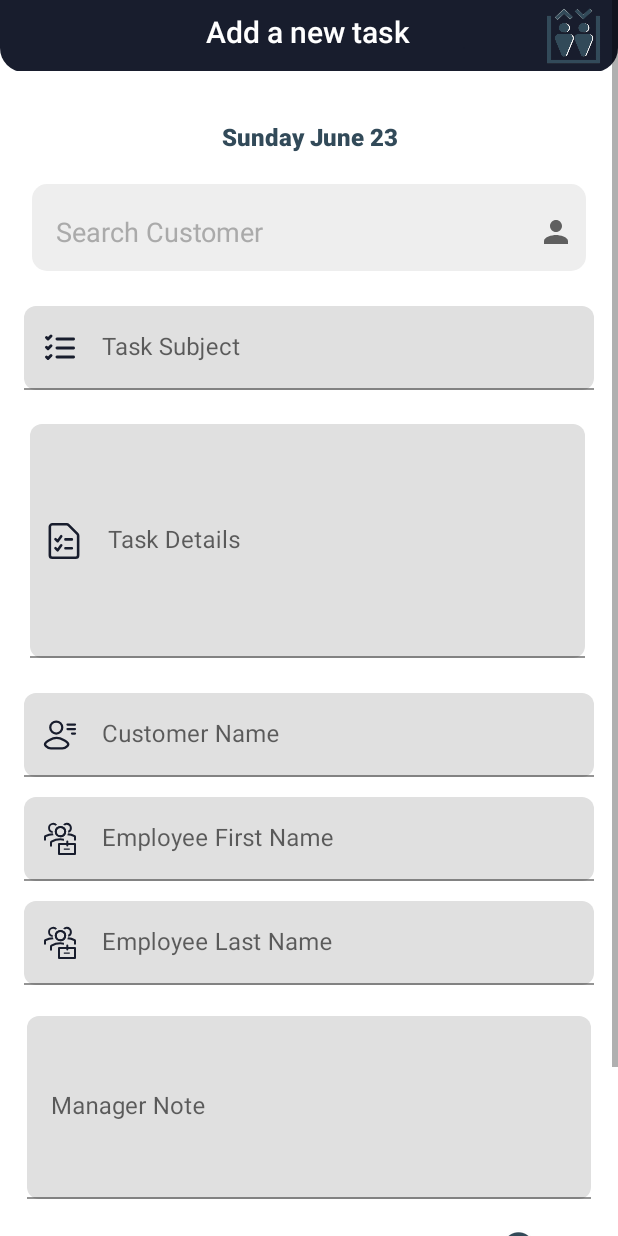
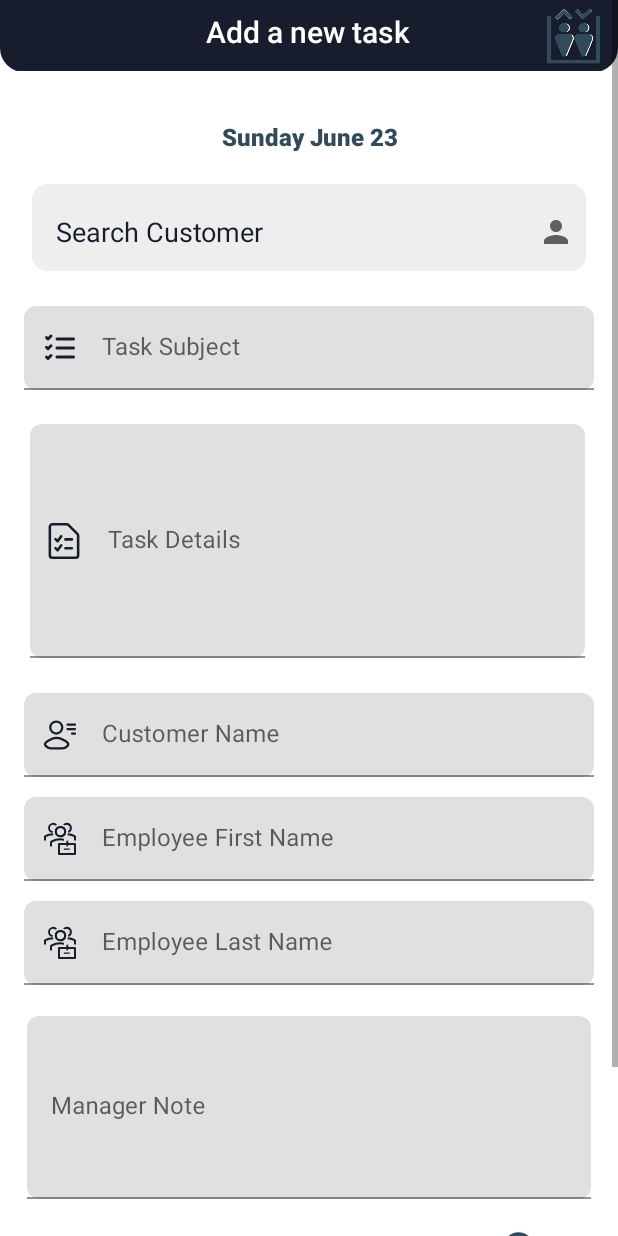
Before and after one commit to DanaAbueid/MEC_kotlin, an Android app: the layout fragment_add_task_for_manager.xml on its own in the app's theme, with its tools: preview values and no code run, on a phone screen of 412 x 824 dp. Run offline under Robolectric (Android 15) with nearby library versions, the phone set to English and light mode, and no system bars.

Commit message:
Maintain screen done

```diff
--- a/app/src/main/res/layout/fragment_add_task_for_manager.xml
+++ b/app/src/main/res/layout/fragment_add_task_for_manager.xml
@@ -15,6 +15,7 @@
             android:id="@+id/iv_header"
             android:layout_width="404dp"
             android:layout_height="143dp"
+            android:contentDescription="@string/todo"
             android:src="@drawable/rounded_filled_bg"
             app:layout_constraintBottom_toTopOf="@id/til_Subject"
             app:layout_constraintTop_toBottomOf="@id/toolbar"
@@ -54,8 +55,8 @@
                 android:inputType="text"
                 android:minHeight="48dp"
                 android:padding="8dp"
-                android:textColorHint="@color/semiGray"
-                tools:ignore="DuplicateSpeakableTextCheck,VisualLintTextFieldSize" />
+                android:textColorHint="@color/darkNavy"
+                tools:ignore="DuplicateSpeakableTextCheck,VisualLintTextFieldSize,TouchTargetSizeCheck" />
 
             <ImageButton
                 android:id="@+id/searchButton"
@@ -71,7 +72,7 @@
             android:id="@+id/til_Subject"
             style="@style/genericEditText"
             android:layout_marginTop="@dimen/_10sdp"
-            android:hint="Task Subject"
+            android:hint="@string/task_subject"
             app:layout_constraintBottom_toTopOf="@id/til_Details"
             app:layout_constraintEnd_toEndOf="parent"
             app:layout_constraintStart_toStartOf="parent"
@@ -80,7 +81,9 @@
             app:startIconDrawable="@drawable/fluent__task_list_24_filled"
             app:startIconTint="@color/darkNavy">
 
-            <com.google.android.material.textfield.TextInputEditText style="@style/genericMaterialTextInputEditText" />
+            <com.google.android.material.textfield.TextInputEditText
+                style="@style/genericMaterialTextInputEditText"
+                tools:ignore="TextContrastCheck" />
 
         </com.google.android.material.textfield.TextInputLayout>
 
@@ -91,7 +94,7 @@
             android:layout_height="175dp"
             android:layout_marginTop="@dimen/_10sdp"
             android:gravity="center_vertical"
-            android:hint="Task Details"
+            android:hint="@string/task_details"
             app:layout_constraintBottom_toTopOf="@id/til_customerName"
             app:layout_constraintEnd_toEndOf="parent"
             app:layout_constraintStart_toStartOf="parent"
@@ -104,7 +107,8 @@
                 android:layout_width="370dp"
                 android:layout_height="156dp"
                 android:gravity="center_vertical"
-                android:maxLines="0" />
+                android:maxLines="0"
+                tools:ignore="TextContrastCheck" />
 
         </com.google.android.material.textfield.TextInputLayout>
 
@@ -112,7 +116,7 @@
             android:id="@+id/til_customerName"
             style="@style/genericEditText"
             android:layout_marginTop="@dimen/_10sdp"
-            android:hint="Customer Name"
+            android:hint="@string/customer_name"
             app:layout_constraintBottom_toTopOf="@id/til_employee_firstName"
             app:layout_constraintEnd_toEndOf="parent"
             app:layout_constraintStart_toStartOf="parent"
@@ -130,7 +134,7 @@
             android:id="@+id/til_employee_firstName"
             style="@style/genericEditText"
             android:layout_marginTop="@dimen/_10sdp"
-            android:hint="Employee First Name"
+            android:hint="@string/employee_first_name"
             app:layout_constraintBottom_toTopOf="@id/til_employee_lastName"
             app:layout_constraintEnd_toEndOf="parent"
             app:layout_constraintStart_toStartOf="parent"
@@ -148,7 +152,7 @@
             android:id="@+id/til_employee_lastName"
             style="@style/genericEditText"
             android:layout_marginTop="@dimen/_10sdp"
-            android:hint="Employee Last Name"
+            android:hint="@string/employee_last_name"
             app:layout_constraintBottom_toTopOf="@id/til_managerNote"
             app:layout_constraintEnd_toEndOf="parent"
             app:layout_constraintStart_toStartOf="parent"
@@ -168,7 +172,7 @@
             android:layout_width="408dp"
             android:layout_height="137dp"
             android:layout_marginTop="@dimen/_10sdp"
-            android:hint="Manager Note"
+            android:hint="@string/manager_note"
             android:visibility="visible"
             app:layout_constraintBottom_toTopOf="@id/approval_switch"
             app:layout_constraintEnd_toEndOf="parent"
@@ -298,7 +302,7 @@
             android:layout_marginEnd="93dp"
             android:layout_marginBottom="20dp"
             android:background="@drawable/button_background"
-            android:text="Add Task"
+            android:text="@string/add_task"
             android:textAlignment="center"
             android:textSize="20sp"
             android:textStyle="normal"
@@ -314,7 +318,7 @@
             android:layout_height="50dp"
             android:layout_marginTop="7dp"
             android:fontFamily="sans-serif-medium"
-            android:text="Add a new task"
+            android:text="@string/add_a_new_task"
             android:textAlignment="center"
             android:textColor="@color/white"
             android:textSize="20sp"
@@ -331,21 +335,22 @@
             android:layout_marginTop="80dp"
             android:layout_marginEnd="16dp"
             android:fontFamily="sans-serif-medium"
-            android:text="Sunday June 23"
+            android:text="@string/sunday_june_23"
             android:textAlignment="center"
             android:textColor="@color/blueNavy"
             android:textSize="16sp"
             android:textStyle="bold"
             app:layout_constraintEnd_toEndOf="parent"
             app:layout_constraintStart_toStartOf="parent"
-            app:layout_constraintTop_toTopOf="parent" />
+            app:layout_constraintTop_toTopOf="parent"
+            tools:ignore="TextSizeCheck" />
 
         <androidx.appcompat.widget.SwitchCompat
             android:id="@+id/approval_switch"
             android:layout_width="379dp"
             android:layout_height="wrap_content"
             android:padding="8dp"
-            android:text="Management Approval"
+            android:text="@string/management_approval"
             android:textAlignment="center"
             android:textColor="@color/darkNavy"
             android:textSize="18sp"
--- a/app/src/main/res/values/strings.xml
+++ b/app/src/main/res/values/strings.xml
@@ -86,5 +86,16 @@
   <string name="approved">Approved</string>
   <string name="done">Done</string>
     <string name="get_started">Get Started</string>
+    <string name="task_details">Task Details</string>
+  <string name="task_subject">Task Subject</string>
+  <string name="sunday_june_23">Sunday June 23</string>
+  <string name="customer_name">Customer Name</string>
+  <string name="employee_first_name">Employee First Name</string>
+  <string name="employee_last_name">Employee Last Name</string>
+  <string name="add_a_new_task">Add a new task</string>
+  <string name="management_approval">Management Approval</string>
+  <string name="todo">TODO</string>
+  <string name="add_task">Add Task</string>
+  <string name="manager_note">Manager Note</string>
 
 </resources>
```
